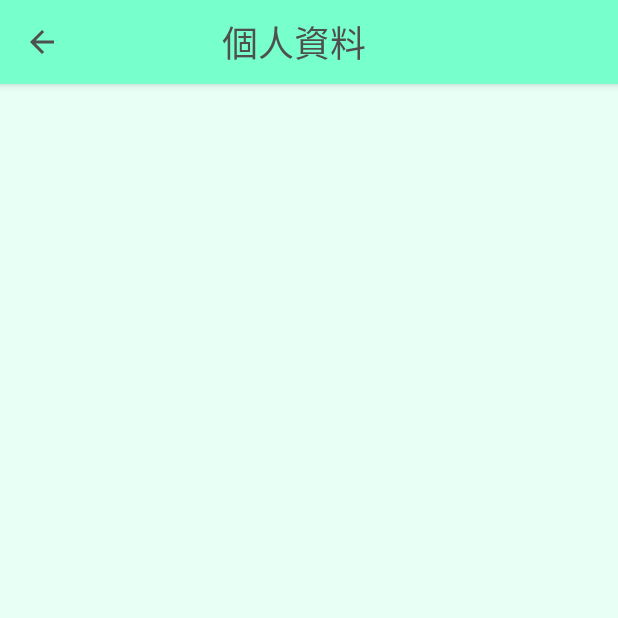
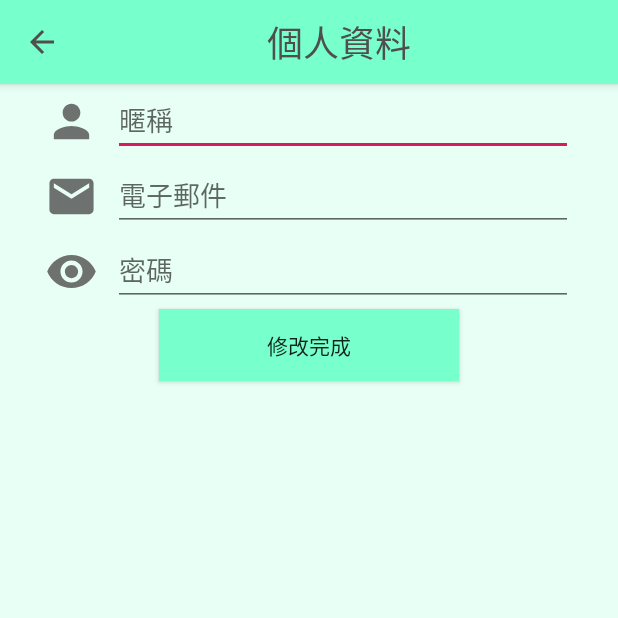
Before and after one commit to CheryllinNTUB/PetitApp, an Android app: the personal screen opened directly, with no data from a screen before it, on a phone screen of 412 x 824 dp, the top half of it. Run offline under Robolectric (Android 15) with nearby library versions, the phone set to English and light mode, and no system bars.

Commit message:
20200527

```diff
--- /dev/null
+++ b/app/src/main/res/drawable-anydpi/ic_email.xml
@@ -0,0 +1,11 @@
+<vector xmlns:android="http://schemas.android.com/apk/res/android"
+    android:width="24dp"
+    android:height="24dp"
+    android:viewportWidth="24"
+    android:viewportHeight="24"
+    android:tint="#4f4f4f"
+    android:alpha="0.8">
+    <path
+        android:fillColor="#FF000000"
+        android:pathData="M20,4L4,4c-1.1,0 -1.99,0.9 -1.99,2L2,18c0,1.1 0.9,2 2,2h16c1.1,0 2,-0.9 2,-2L22,6c0,-1.1 -0.9,-2 -2,-2zM20,8l-8,5 -8,-5L4,6l8,5 8,-5v2z"/>
+</vector>
--- /dev/null
+++ b/app/src/main/res/drawable-anydpi/ic_nickname.xml
@@ -0,0 +1,11 @@
+<vector xmlns:android="http://schemas.android.com/apk/res/android"
+    android:width="24dp"
+    android:height="24dp"
+    android:viewportWidth="24"
+    android:viewportHeight="24"
+    android:tint="#4f4f4f"
+    android:alpha="0.8">
+    <path
+        android:fillColor="#FF000000"
+        android:pathData="M12,12c2.21,0 4,-1.79 4,-4s-1.79,-4 -4,-4 -4,1.79 -4,4 1.79,4 4,4zM12,14c-2.67,0 -8,1.34 -8,4v2h16v-2c0,-2.66 -5.33,-4 -8,-4z"/>
+</vector>
--- /dev/null
+++ b/app/src/main/res/drawable-anydpi/ic_password.xml
@@ -0,0 +1,11 @@
+<vector xmlns:android="http://schemas.android.com/apk/res/android"
+    android:width="24dp"
+    android:height="24dp"
+    android:viewportWidth="24"
+    android:viewportHeight="24"
+    android:tint="#4f4f4f"
+    android:alpha="0.8">
+    <path
+        android:fillColor="#FF000000"
+        android:pathData="M12,4.5C7,4.5 2.73,7.61 1,12c1.73,4.39 6,7.5 11,7.5s9.27,-3.11 11,-7.5c-1.73,-4.39 -6,-7.5 -11,-7.5zM12,17c-2.76,0 -5,-2.24 -5,-5s2.24,-5 5,-5 5,2.24 5,5 -2.24,5 -5,5zM12,9c-1.66,0 -3,1.34 -3,3s1.34,3 3,3 3,-1.34 3,-3 -1.34,-3 -3,-3z"/>
+</vector>
--- /dev/null
+++ b/app/src/main/res/drawable/ic_adddata.xml
@@ -0,0 +1,5 @@
+<vector android:height="24dp" android:tint="#1DA879"
+    android:viewportHeight="24.0" android:viewportWidth="24.0"
+    android:width="24dp" xmlns:android="http://schemas.android.com/apk/res/android">
+    <path android:fillColor="#FF000000" android:pathData="M19,13h-6v6h-2v-6H5v-2h6V5h2v6h6v2z"/>
+</vector>
--- a/app/src/main/res/layout/activity_personal.xml
+++ b/app/src/main/res/layout/activity_personal.xml
@@ -32,7 +32,6 @@
             android:layout_width="match_parent"
             android:layout_height="wrap_content"
             android:gravity="center"
-            android:layout_marginRight="60dp"
             android:text="個人資料"
             android:textColor="#4f4f4f"
             android:textSize="24sp" />
@@ -40,5 +39,84 @@
 
     </androidx.appcompat.widget.Toolbar>
 
+    <LinearLayout
+        android:layout_marginLeft="30dp"
+        android:layout_marginRight="30dp"
+        android:layout_below="@+id/btn_photo"
+        android:weightSum="2"
+        android:id="@+id/layout_text_nickname"
+        android:layout_width="match_parent"
+        android:layout_height="wrap_content"
+        android:orientation="horizontal">
+
+        <ImageView
+            android:src="@drawable/ic_nickname"
+            android:layout_weight="1"
+            android:layout_width="70dp"
+            android:layout_height="50dp"/>
+        <EditText
+            android:hint="暱稱"
+            android:layout_marginLeft="10dp"
+            android:layout_weight="1"
+            android:layout_width="match_parent"
+            android:layout_height="wrap_content"/>
+    </LinearLayout>
+
+    <LinearLayout
+        android:layout_marginLeft="30dp"
+        android:layout_marginRight="30dp"
+        android:layout_below="@+id/btn_photo"
+        android:weightSum="2"
+        android:id="@+id/layout_text_email"
+        android:layout_width="match_parent"
+        android:layout_height="wrap_content"
+        android:orientation="horizontal">
+
+        <ImageView
+            android:src="@drawable/ic_email"
+            android:layout_weight="1"
+            android:layout_width="70dp"
+            android:layout_height="50dp"/>
+        <EditText
+            android:hint="電子郵件"
+            android:layout_marginLeft="10dp"
+            android:layout_weight="1"
+            android:layout_width="match_parent"
+            android:layout_height="wrap_content"/>
+    </LinearLayout>
+
+    <LinearLayout
+        android:layout_marginLeft="30dp"
+        android:layout_marginRight="30dp"
+        android:layout_below="@+id/btn_photo"
+        android:weightSum="2"
+        android:id="@+id/layout_text_password"
+        android:layout_width="match_parent"
+        android:layout_height="wrap_content"
+        android:orientation="horizontal">
+
+        <ImageView
+            android:src="@drawable/ic_password"
+            android:layout_weight="1"
+            android:layout_width="70dp"
+            android:layout_height="50dp"/>
+        <EditText
+            android:hint="密碼"
+            android:inputType="textPassword"
+            android:layout_marginLeft="10dp"
+            android:layout_weight="1"
+            android:layout_width="match_parent"
+            android:layout_height="wrap_content"/>
+
+    </LinearLayout>
+
+    <Button
+        android:id="@+id/OK"
+        android:layout_width="200dp"
+        android:layout_height="wrap_content"
+        android:layout_gravity="center"
+        android:text="修改完成"
+        android:background="#77FFCC"/>
+
 
 </LinearLayout>
--- a/app/src/main/res/layout/activity_pet.xml
+++ b/app/src/main/res/layout/activity_pet.xml
@@ -32,7 +32,6 @@
             android:layout_width="match_parent"
             android:layout_height="wrap_content"
             android:gravity="center"
-            android:layout_marginRight="60dp"
             android:text="我的寵物"
             android:textColor="#4f4f4f"
             android:textSize="24sp" />
@@ -40,4 +39,14 @@
 
     </androidx.appcompat.widget.Toolbar>
 
+    <com.google.android.material.floatingactionbutton.FloatingActionButton
+        android:id="@+id/btn_addpet"
+        app:backgroundTint="#77FFCC"
+        android:src="@drawable/ic_adddata"
+        android:layout_marginTop="450dp"
+        android:layout_marginLeft="300dp"
+        android:layout_width="wrap_content"
+        android:layout_height="wrap_content" />
+
+
 </LinearLayout>
```
Also changed, not shown: app/src/main/res/drawable-hdpi/ic_email.png (added), app/src/main/res/drawable-hdpi/ic_nickname.png (added), app/src/main/res/drawable-hdpi/ic_password.png (added), app/src/main/res/drawable-mdpi/ic_email.png (added), app/src/main/res/drawable-mdpi/ic_nickname.png (added), app/src/main/res/drawable-mdpi/ic_password.png (added), app/src/main/res/drawable-xhdpi/ic_email.png (added), app/src/main/res/drawable-xhdpi/ic_nickname.png (added), app/src/main/res/drawable-xhdpi/ic_password.png (added), app/src/main/res/drawable-xxhdpi/ic_email.png (added), app/src/main/res/drawable-xxhdpi/ic_nickname.png (added), app/src/main/res/drawable-xxhdpi/ic_password.png (added), app/src/main/res/drawable/head.png.
